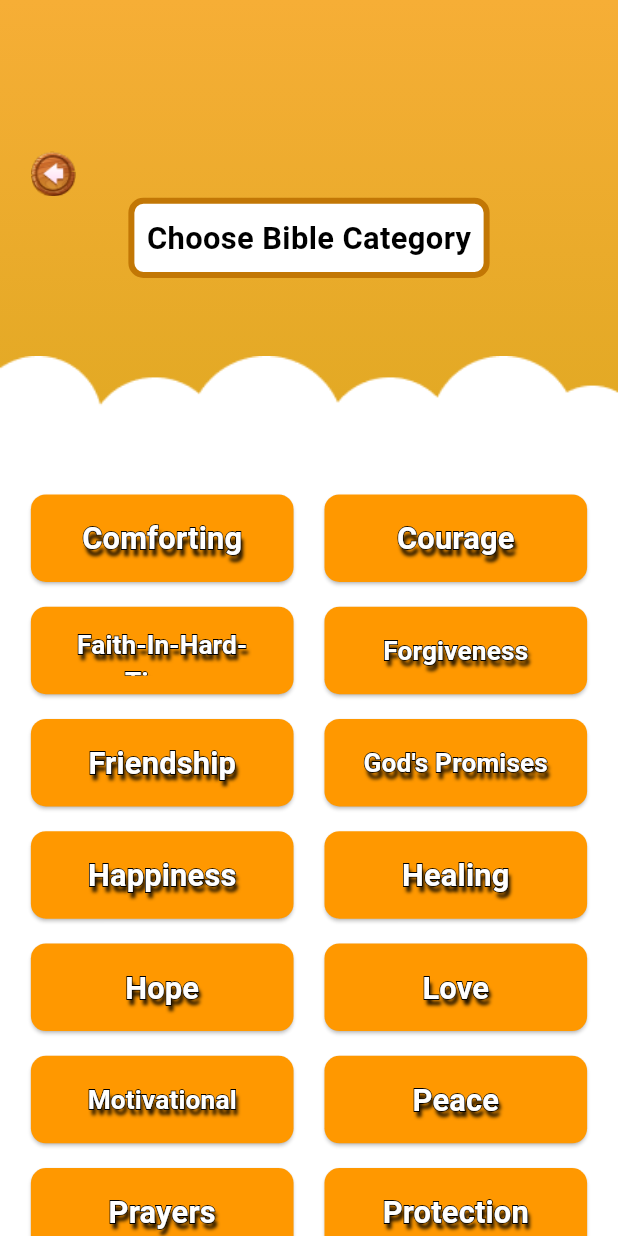
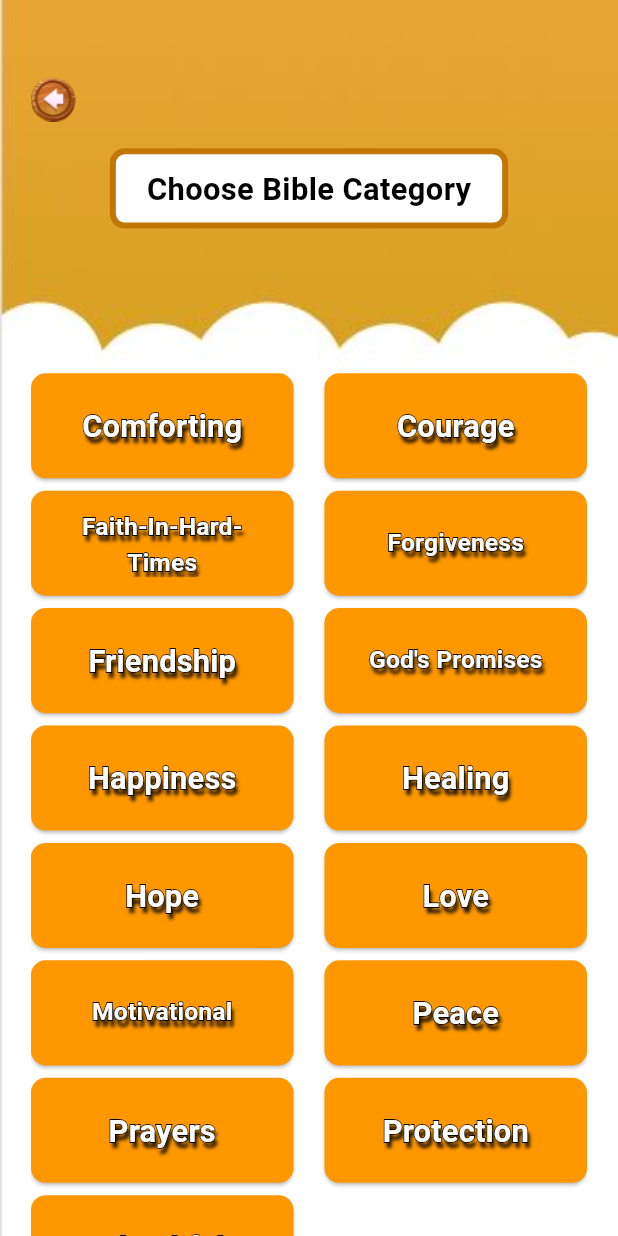
Before and after one commit to samitshrestha29/puzzel, a Flutter app: the IphoneMini2 screen opened directly, on a phone screen of 412 x 824 dp. Run offline on Flutter 3.47's test engine with Material 3 defaults, Android fonts, the phone set to English and light mode, and no system bars.

Commit message:
updated code

```diff
--- a/lib/home_page/iphone_mini2.dart
+++ b/lib/home_page/iphone_mini2.dart
@@ -9,85 +9,71 @@ class IphoneMini2 extends StatelessWidget {
     final screenWidth = MediaQuery.of(context).size.width;
 
     return Scaffold(
-      body: Container(
+      body: Stack(
+        children: [
+          Image.asset(
+            'assets/iphone_mini_2/iphone_mini_2.JPG',
+            fit: BoxFit.cover,
+            width: double.infinity,
             height: double.infinity,
-        width: double.infinity,
-        decoration: const BoxDecoration(
-          gradient: LinearGradient(
-            colors: [
-              Color(0xFFF6AE36),
-              Color(0xFFBB9F00),
-            ],
-            begin: Alignment.topCenter,
-            end: Alignment.bottomCenter,
           ),
-        ),
-        child: Stack(
-          alignment: Alignment.center,
-          children: [
-            // Back button
+          // Back Button positioned to the top-left corner
           Positioned(
-              top: screenHeight * 0.08, // Position based on screen height
-              left: screenWidth * 0.05, // Position based on screen width
+            top: screenHeight * 0.05,
+            left: screenWidth * 0.05,
             child: GestureDetector(
               onTap: () {
                 Navigator.of(context).pop();
               },
               child: const Image(
                 image: AssetImage('assets/iphone_mini_2/back_button.png'),
-                  height: 100,
+                height: 50,
                 width: 30,
               ),
             ),
           ),
 
-            // Cloud image at the bottom
-            Positioned(
-              bottom: 0,
-              child: Image.asset(
-                'assets/iphone_mini_2/bigcloud.png',
-                width: screenWidth,
-                fit: BoxFit.fitWidth,
-              ),
-            ),
-
-            // Title
-            Positioned(
-              top: screenHeight * 0.16, // Adjust based on screen height
+          Column(
+            children: [
+              Center(
                 child: Container(
                   padding: EdgeInsets.symmetric(
-                  horizontal: screenWidth * 0.02,
+                    horizontal: screenWidth * 0.05,
                     vertical: screenHeight * 0.01,
                   ),
+                  margin: EdgeInsets.only(
+                      top: screenHeight * 0.12, bottom: screenHeight * 0.02),
                   decoration: BoxDecoration(
                     color: Colors.white,
                     borderRadius: BorderRadius.circular(10),
                     border: Border.all(
-                      color: const Color.fromARGB(255, 194, 119, 5), width: 4),
+                      color: const Color.fromARGB(255, 194, 119, 5),
+                      width: 4,
+                    ),
                   ),
                   child: Text(
                     'Choose Bible Category',
                     style: TextStyle(
-                    fontSize: screenHeight * 0.025, // Responsive font size
+                      fontSize: screenHeight * 0.025,
                       fontWeight: FontWeight.bold,
                       color: Colors.black,
                     ),
                   ),
                 ),
               ),
-
-            // Grid of Category Buttons
-            Positioned(
-              top: screenHeight / 2.5,
-              child: SizedBox(
-                width: screenWidth * 0.9,
+              const SizedBox(
+                height: 80,
+              ),
+              Expanded(
+                child: Padding(
+                  padding: EdgeInsets.symmetric(
+                    horizontal: screenWidth * 0.05,
+                  ),
                   child: GridView.count(
-                  physics: const NeverScrollableScrollPhysics(),
-                  shrinkWrap: true,
                     crossAxisCount: 2,
-                  mainAxisSpacing: screenHeight * 0.02,
+                    mainAxisSpacing: screenHeight * 0.01,
                     crossAxisSpacing: screenWidth * 0.05,
-                  childAspectRatio: 3,
+                    childAspectRatio: 2.5,
                     children: const [
                       CategoryButton(label: 'Comforting'),
                       CategoryButton(label: 'Courage'),
@@ -110,6 +96,7 @@ class IphoneMini2 extends StatelessWidget {
               ),
             ],
           ),
+        ],
       ),
     );
   }
@@ -125,9 +112,8 @@ class CategoryButton extends StatelessWidget {
     final screenHeight = MediaQuery.of(context).size.height;
     double fontSize = screenHeight * 0.025;
 
-    // Reduce font size for longer labels
     if (label.length > 10) {
-      fontSize *= 0.85; // adjust the scale as needed
+      fontSize *= 0.80;
     }
 
     return ElevatedButton(
@@ -145,7 +131,6 @@ class CategoryButton extends StatelessWidget {
       child: Stack(
         alignment: Alignment.center,
         children: [
-          // Outline text for label
           Text(
             label,
             style: TextStyle(
@@ -158,7 +143,6 @@ class CategoryButton extends StatelessWidget {
             ),
             textAlign: TextAlign.center,
           ),
-          // Main white text with shadow
           Text(
             label,
             style: TextStyle(
```
Also changed, not shown: lib/home_page/iphone_mini1.dart (+42 -51 lines), lib/home_page/iphone_mini4.dart (added, +122 -0 lines), lib/home_page/iphone_mini7.dart (added, +198 -0 lines), lib/main.dart (+4 -3 lines), pubspec.yaml (+5 -2 lines), assets/iphone_mini_1/Group3.png (deleted), assets/iphone_mini_1/iphone_mini_1.JPG (added), assets/iphone_mini_2/iphone_mini_2.JPG (added), assets/iphone_mini_7/idea.png (added), assets/iphone_mini_7/shuffle.png (added), 2 other files. Lines whose indentation alone changed are shown as unchanged.
